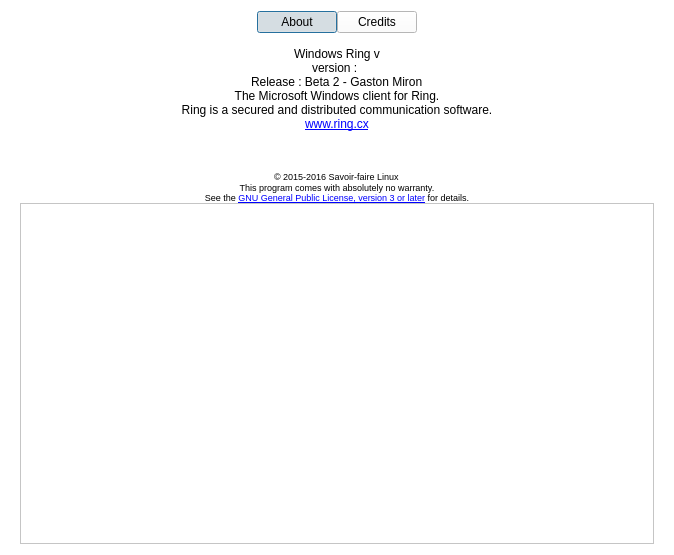
Before: the Qt Designer form aboutdialog.ui in savoirfairelinux/jami-client-windows, drawn with Qt 5.
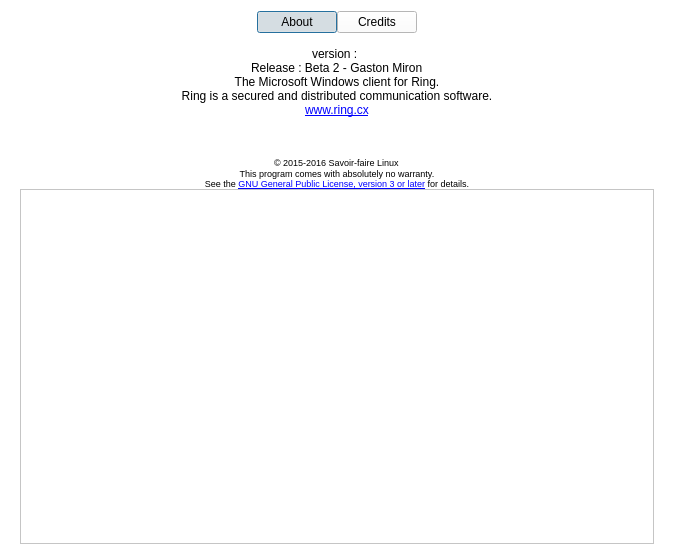
After: the same form once the commit is applied. Icons and pictures are not drawn.

Commit message:
remove mention "Ring v2.0" in about dialog
This mention was supposed to be the client version which is not
related to daemon or lrc version. It was misleading as this wasn't
clearly indicated.

Moreover, indicating a non-zero major number is not correct as Ring is
not considered to be stable yet.

Diff of the .ui file:
```diff
--- a/aboutdialog.ui
+++ b/aboutdialog.ui
@@ -525,19 +525,6 @@
       <property name="bottomMargin">
        <number>0</number>
       </property>
-      <item alignment="Qt::AlignHCenter">
-       <widget class="QLabel" name="clientVersionLabel">
-        <property name="text">
-         <string notr="true">Windows Ring v</string>
-        </property>
-        <property name="textFormat">
-         <enum>Qt::AutoText</enum>
-        </property>
-        <property name="margin">
-         <number>15</number>
-        </property>
-       </widget>
-      </item>
       <item alignment="Qt::AlignHCenter">
        <widget class="QLabel" name="gitVersionLabel">
         <property name="text">
```
The commit also changes 1 other file.
